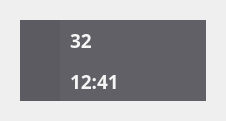
andregaeta/BlinkWell, file stats_overlay_window.ui: the form before one commit.
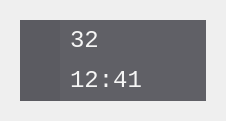
The form after the commit. Icons and pictures are not drawn.

```diff
--- a/stats_overlay_window.ui
+++ b/stats_overlay_window.ui
@@ -169,10 +169,10 @@
              <widget class="QLabel" name="blink_rate_label">
               <property name="font">
                <font>
-                <family>BIZ UDPゴシック</family>
-                <pointsize>14</pointsize>
-                <weight>75</weight>
-                <bold>true</bold>
+                <family>Consolas</family>
+                <pointsize>18</pointsize>
+                <weight>50</weight>
+                <bold>false</bold>
                </font>
               </property>
               <property name="styleSheet">
@@ -306,10 +306,10 @@
              <widget class="QLabel" name="screen_time_label">
               <property name="font">
                <font>
-                <family>BIZ UDPゴシック</family>
-                <pointsize>14</pointsize>
-                <weight>75</weight>
-                <bold>true</bold>
+                <family>Consolas</family>
+                <pointsize>18</pointsize>
+                <weight>50</weight>
+                <bold>false</bold>
                </font>
               </property>
               <property name="styleSheet">
```
